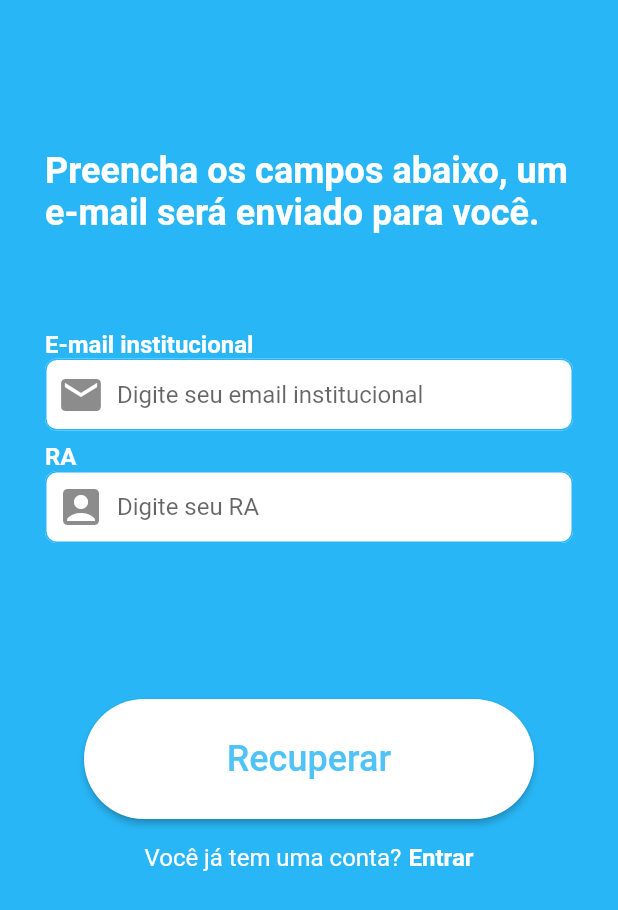
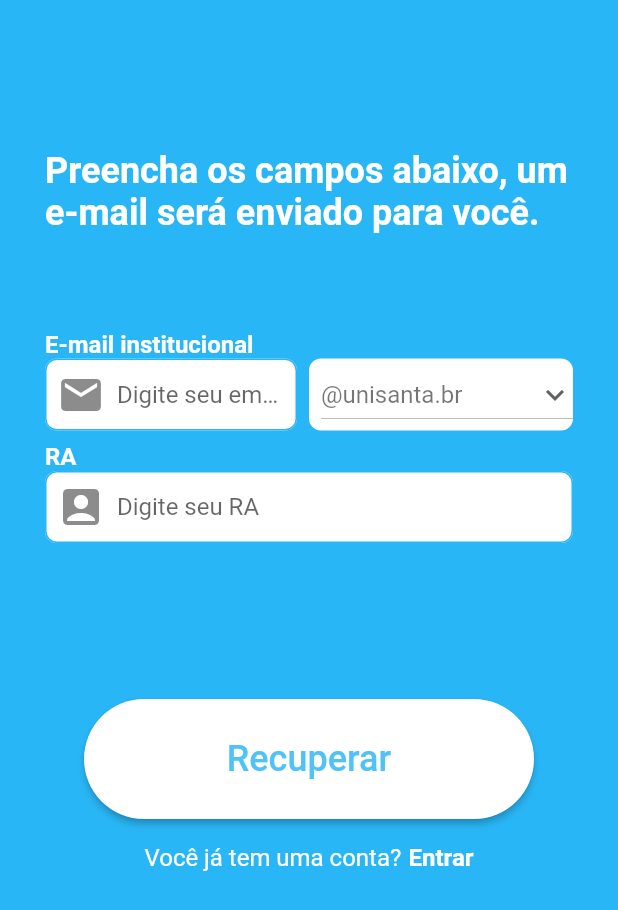
Before and after one commit to ygorrodrigues/inovConnect, a Flutter app: the Forgot screen opened directly, on a phone screen of 412 x 824 dp. Shown: the top 910 px of the screen. Run offline on Flutter 3.47's test engine with Material 2 defaults, Android fonts, the phone set to English and light mode, and no system bars; missing offline and left inert: http_interceptor.

Commit message:
Adição de bottom na master e ajustes

```diff
--- a/lib/main.dart
+++ b/lib/main.dart
@@ -1,6 +1,10 @@
 // import 'dart:html';
 import 'package:flutter/material.dart';
+import 'package:inov_connect/screens/bottom/bottom_template.dart';
 import 'package:inov_connect/screens/posts/descpost.dart';
+import 'package:inov_connect/screens/posts/form.dart';
+import 'package:inov_connect/screens/users/forgot.dart';
+import 'package:inov_connect/screens/users/signin.dart';
 
 void main() => runApp(InovConnect());
 
--- a/lib/screens/users/forgot.dart
+++ b/lib/screens/users/forgot.dart
@@ -1,6 +1,14 @@
 import 'package:flutter/material.dart';
 
-class Forgot extends StatelessWidget {
+class Forgot extends StatefulWidget {
+
+  @override
+  _ForgotState createState() => _ForgotState();
+}
+
+class _ForgotState extends State<Forgot> {
+  String dropdownEmail = '@unisanta.br';
+
   @override
   Widget build(BuildContext context) {
     return Scaffold(
@@ -38,7 +46,7 @@ class Forgot extends StatelessWidget {
                 children: <Widget>[
                   Expanded(
                     child: Padding(
-                      padding: const EdgeInsets.only(bottom: 8.0),
+                      padding: const EdgeInsets.only(bottom: 8.0, right: 8.0),
                       child: TextField(
                         keyboardType: TextInputType.text,
                         style: TextStyle(
@@ -72,6 +80,34 @@ class Forgot extends StatelessWidget {
                       ),
                     ),
                   ),
+                  Expanded(
+                      child: Container(
+                        margin: const EdgeInsets.only(bottom: 8),
+                        padding: const EdgeInsets.only(left: 8),
+                        decoration: BoxDecoration(
+                          color: Colors.white,
+                          borderRadius: BorderRadius.circular(8),
+                        ),
+                        child: DropdownButton<String>(
+                          isExpanded: true,
+                          value: dropdownEmail,
+                          icon: Icon(Icons.keyboard_arrow_down),
+                          style: TextStyle(
+                            fontSize: 16,
+                            color: Colors.black54,
+                          ),
+                          onChanged: (String newValue) {
+                            setState(() {
+                              dropdownEmail = newValue;
+                            });
+                          },
+                          items: <String>['@alunos.unisanta.br', '@unisanta.br']
+                              .map<DropdownMenuItem<String>>((String value) {
+                            return DropdownMenuItem<String>(
+                                value: value, child: Text(value));
+                          }).toList(),
+                        ),
+                      ))
                 ],
               ),
               Align(
--- a/lib/screens/users/signin.dart
+++ b/lib/screens/users/signin.dart
@@ -1,4 +1,5 @@
 import 'package:flutter/material.dart';
+import 'package:inov_connect/screens/users/forgot.dart';
 import 'package:inov_connect/screens/users/signup.dart';
 // import 'package:inov_connect/components/campo_texto.dart';
 // import 'package:inov_connect/components/example_dialog.dart';
@@ -117,7 +118,10 @@ class _SigninState extends State<Signin> {
               Align(
                 alignment: Alignment.centerLeft,
                 child: InkWell(
-                  onTap: () {},
+                  onTap: () {
+                    Navigator.push(context,
+                        MaterialPageRoute(builder: (context) => Forgot()));
+                  },
                   child: Text(
                     'Esqueci minha senha',
                     style: TextStyle(
--- a/lib/screens/users/signup.dart
+++ b/lib/screens/users/signup.dart
@@ -95,7 +95,9 @@ class _SignupState extends State<Signup> {
                           ),
                           hintText: 'Entre com seu email institucional',
                           border: OutlineInputBorder(
-                            borderRadius: BorderRadius.all(Radius.circular(8)),
+                            borderRadius: BorderRadius.all(
+                              Radius.circular(8),
+                            ),
                           ),
                           enabledBorder: OutlineInputBorder(
                             borderSide: BorderSide(
```
Also changed, not shown: lib/screens/bottom/bottom_template.dart (added, +64 -0 lines), lib/screens/posts/form.dart (+17 -6 lines), lib/screens/users/chat_page.dart (added, +19 -0 lines), lib/screens/users/notification.dart (added, +19 -0 lines), lib/screens/users/perfil.dart (added, +19 -0 lines), pubspec.lock.
